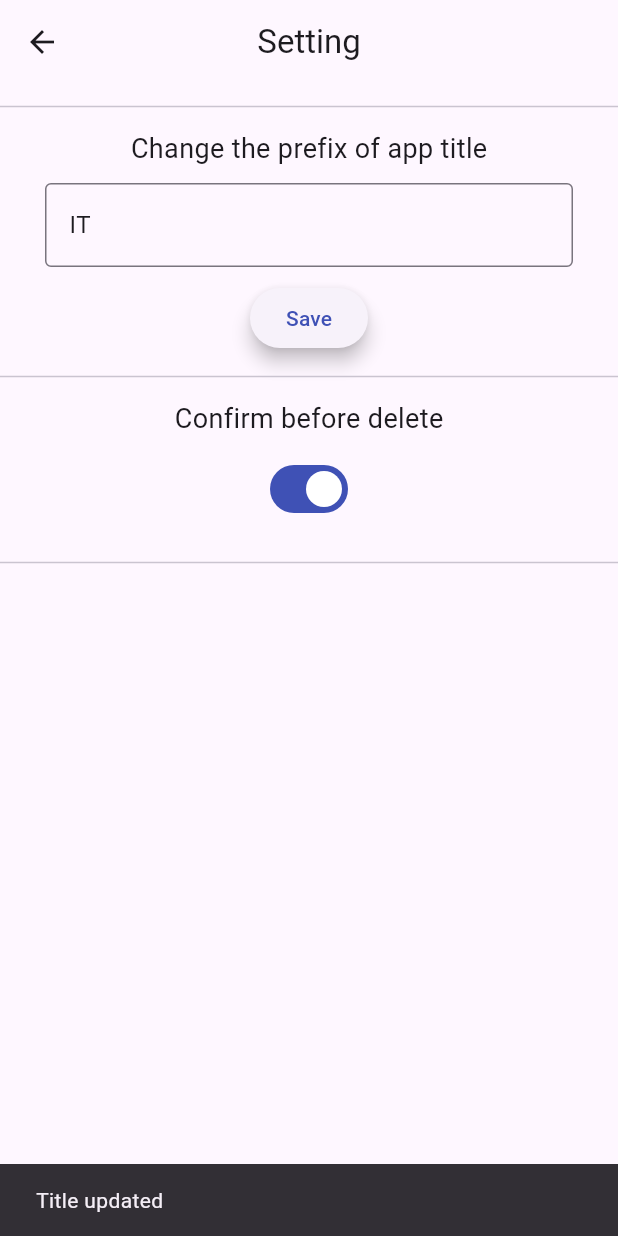
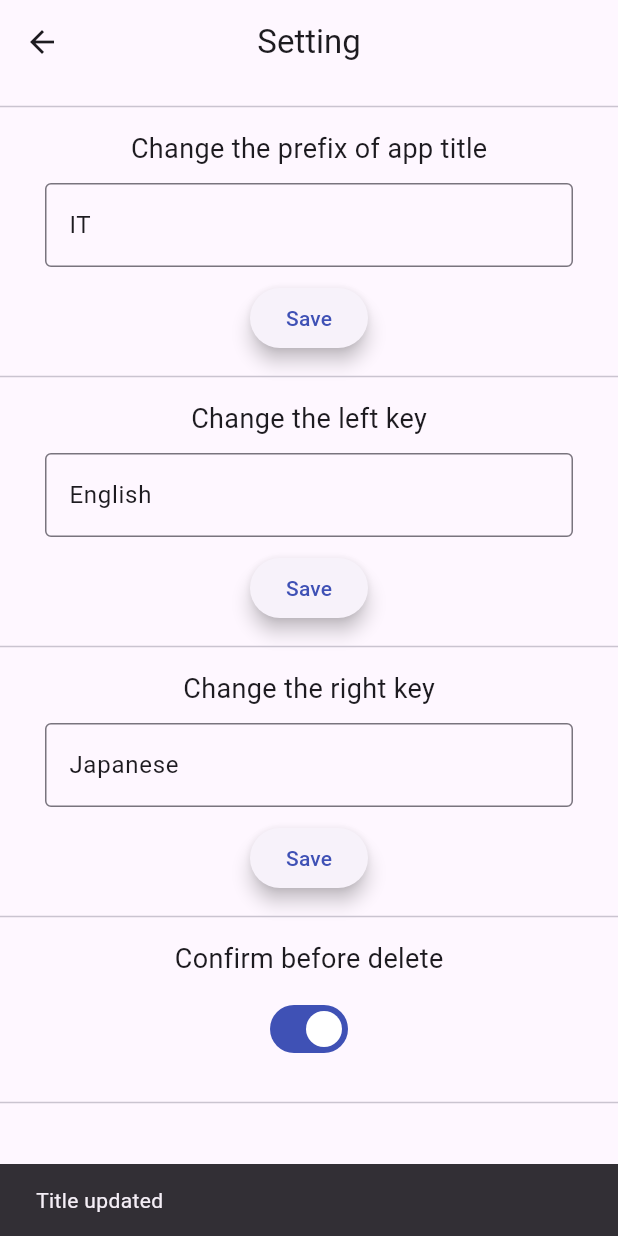
Before and after one commit to kotonekanno/it_dictionary, a Flutter app: the SettingScreen screen opened directly, after a tap on "Save", on a phone screen of 412 x 824 dp. Run offline on Flutter 3.47's test engine with Material 3 defaults, Android fonts, the phone set to English and light mode, and no system bars; our stand-ins replace csv, file_picker, hive, hive_flutter; accounts and stored records are empty.

Commit message:
キー設定機能の追加recover

```diff
--- a/lib/providers/setting_provider.dart
+++ b/lib/providers/setting_provider.dart
@@ -2,11 +2,33 @@ import 'package:flutter/material.dart';
 
 class SettingProvider extends ChangeNotifier {
   // Change app title
+  /*
   String _appPrefix = 'IT';
   String get appPrefix => _appPrefix;
   void setAppPrefix(String newPrefix) {
     _appPrefix = newPrefix;
     notifyListeners();
+  }*/
+
+  String _appTitle = 'IT';
+  String get appTitle => _appTitle;
+  void setAppTitle(String newTitle) {
+    _appTitle = newTitle;
+    notifyListeners();
+  }
+
+  // Change the keys
+  String _leftKey = 'English';
+  String get leftKey => _leftKey;
+  void setLeftKey(String newKey) {
+    _leftKey = newKey;
+    notifyListeners();
+  }
+
+  String _rightKey = 'Japanese';
+  String get rightKey => _rightKey;
+  void setRightKey(String newKey) {
+    _rightKey = newKey;
   }
 
   // Confirm before delete
--- a/lib/providers/word_provider.dart
+++ b/lib/providers/word_provider.dart
@@ -41,6 +41,7 @@ class WordProvider extends ChangeNotifier {
     }
   }
 
+  // Import / Export
   Future<void> exportWords() async {
     await _hiveService.exportToCSV(_words);
   }
--- a/lib/screens/home_screen.dart
+++ b/lib/screens/home_screen.dart
@@ -77,7 +77,7 @@ class HomeScreenState extends State<HomeScreen>{
         child: Column(
           children: [
             Padding(
-              padding: EdgeInsets.symmetric(vertical: 5, horizontal: 30),
+              padding: EdgeInsets.symmetric(vertical: 10, horizontal: 30),
               child: TextField(
                 decoration: InputDecoration(
                   labelText: 'Search',
--- a/lib/screens/setting_screen.dart
+++ b/lib/screens/setting_screen.dart
@@ -3,6 +3,7 @@ import 'package:provider/provider.dart';
 import '../providers/setting_provider.dart';
 import '../widgets/centered_max_width.dart';
 import '../widgets/setting_item.dart';
+import '../utils/setting_actions.dart';
 
 class SettingScreen extends StatelessWidget {
   const SettingScreen({super.key});
@@ -10,7 +11,10 @@ class SettingScreen extends StatelessWidget {
   @override
   Widget build(BuildContext context) {
     final wordProvider = context.watch<SettingProvider>();
-    final controller = TextEditingController(text: wordProvider.appPrefix);
+    //final controller = TextEditingController(text: wordProvider.appPrefix);
+    final appTitleController = TextEditingController(text: wordProvider.appTitle);
+    final leftKeyController = TextEditingController(text: wordProvider.leftKey);
+    final rightKeyController = TextEditingController(text: wordProvider.rightKey);
 
     return Scaffold(
       appBar: AppBar(
@@ -22,7 +26,33 @@ class SettingScreen extends StatelessWidget {
         child: Column(
           children: [
             Divider(height: 30),
-            AppTitleSetting(controller: controller),
+            //AppTitleSetting(controller: controller),
+            TextSettingItem(
+              label: 'Change the prefix of app title',
+              snackBarMessage: 'Title updated',
+              controller: appTitleController,
+              onSave: (value) {
+                context.read<SettingProvider>().setAppTitle(value);
+              },
+            ),
+            Divider(height: 30),
+            TextSettingItem(
+              label: 'Change the left key',
+              snackBarMessage: 'Left key updated',
+              controller: leftKeyController,
+              onSave: (value) {
+                context.read<SettingProvider>().setLeftKey(value);
+              },
+            ),
+            Divider(height: 30),
+            TextSettingItem(
+              label: 'Change the right key',
+              snackBarMessage: 'Right key updated',
+              controller: rightKeyController,
+              onSave: (value) {
+                context.read<SettingProvider>().setRightKey(value);
+              },
+            ),
             Divider(height: 30),
             DeleteSetting(),
             Divider(height: 30),
--- a/lib/services/hive_service.dart
+++ b/lib/services/hive_service.dart
@@ -40,7 +40,7 @@ class HiveService {
   // Export to CSV
   Future<void> exportToCSV(List<Word> words) async {
     List<List<String>> rows = [
-      ["English", "Japanese"],
+      ["leftKey", "rightKey"],
       ...words.map((w) => [w.english, w.japanese]),
     ];
 
--- /dev/null
+++ b/lib/utils/setting_actions.dart
@@ -0,0 +1,25 @@
+import 'package:flutter/material.dart';
+import 'package:provider/provider.dart';
+import '../providers/setting_provider.dart';
+import '../widgets/setting_item.dart';
+
+class DeleteSetting extends StatelessWidget {
+  const DeleteSetting({super.key});
+
+  @override
+  Widget build(BuildContext context) {
+    return SettingItem(
+      label: 'Confirm before delete',
+      inputWidget: Switch(
+        activeTrackColor: Colors.indigo,
+        value: context.watch<SettingProvider>().confirmBeforeDelete,
+        onChanged: (val) {
+          context.read<SettingProvider>().setConfirmBeforeDelete(val);
+          ScaffoldMessenger.of(context).showSnackBar(
+            const SnackBar(content: Text('Update confirmation setting')),
+          );
+        },
+      ),
+    );
+  }
+}
--- a/lib/widgets/header.dart
+++ b/lib/widgets/header.dart
@@ -10,11 +10,13 @@ class Header extends StatelessWidget implements PreferredSizeWidget {
 
   @override
   Widget build(BuildContext context) {
-    final prefix = context.watch<SettingProvider>().appPrefix;
+    //final prefix = context.watch<SettingProvider>().appPrefix;
+    final title = context.watch<SettingProvider>().appTitle;
 
     return AppBar(
       title: Text(
-        '$prefix Dictionary',
+        //'$prefix Dictionary',
+        '$title Dictionary',
         style: TextStyle(
           color: Colors.white,
           fontFamily: 'SUSEMono',
--- a/lib/widgets/setting_item.dart
+++ b/lib/widgets/setting_item.dart
@@ -72,6 +72,43 @@ class SettingItem extends StatelessWidget {
   }
 }
 
+class TextSettingItem extends StatelessWidget {
+  final String label;
+  final String snackBarMessage;
+  final TextEditingController controller;
+  final void Function(String value) onSave;
+
+  const TextSettingItem({
+    required this.label,
+    required this.snackBarMessage,
+    required this.controller,
+    required this.onSave,
+    super.key,
+  });
+
+  @override
+  Widget build(BuildContext context) {
+    return SettingItem(
+      label: label,
+      inputWidget: TextField(
+        controller: controller,
+        decoration: const InputDecoration(
+          border: OutlineInputBorder(),
+        ),
+      ),
+      onSave: () {
+        if (controller.text.isNotEmpty) {
+          final value = controller.text.trim();
+          onSave(value);
+          ScaffoldMessenger.of(context).showSnackBar(
+            SnackBar(content: Text(snackBarMessage)),
+          );
+        }
+      },
+    );
+  }
+}
+/*
 class AppTitleSetting extends StatelessWidget {
   final TextEditingController controller;
   const AppTitleSetting({required this.controller, super.key});
@@ -118,4 +155,4 @@ class DeleteSetting extends StatelessWidget {
       ),
     );
   }
-}
+}*/
```
Also changed, not shown: lib/widgets/word_input_form.dart (+16 -7 lines).
